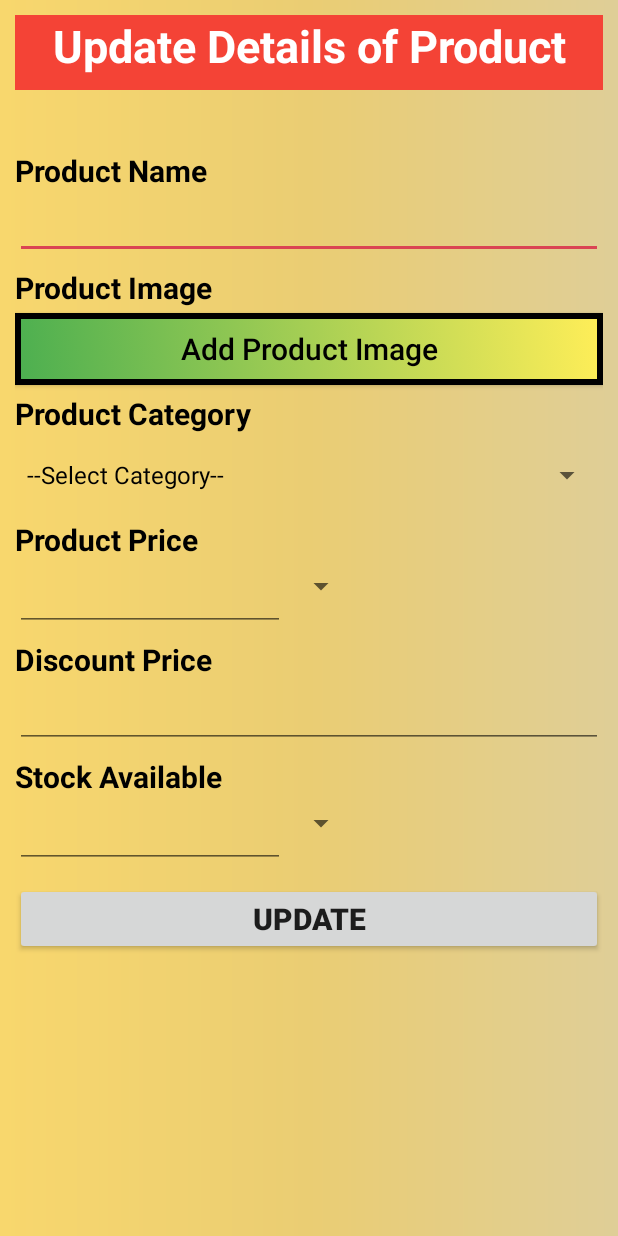
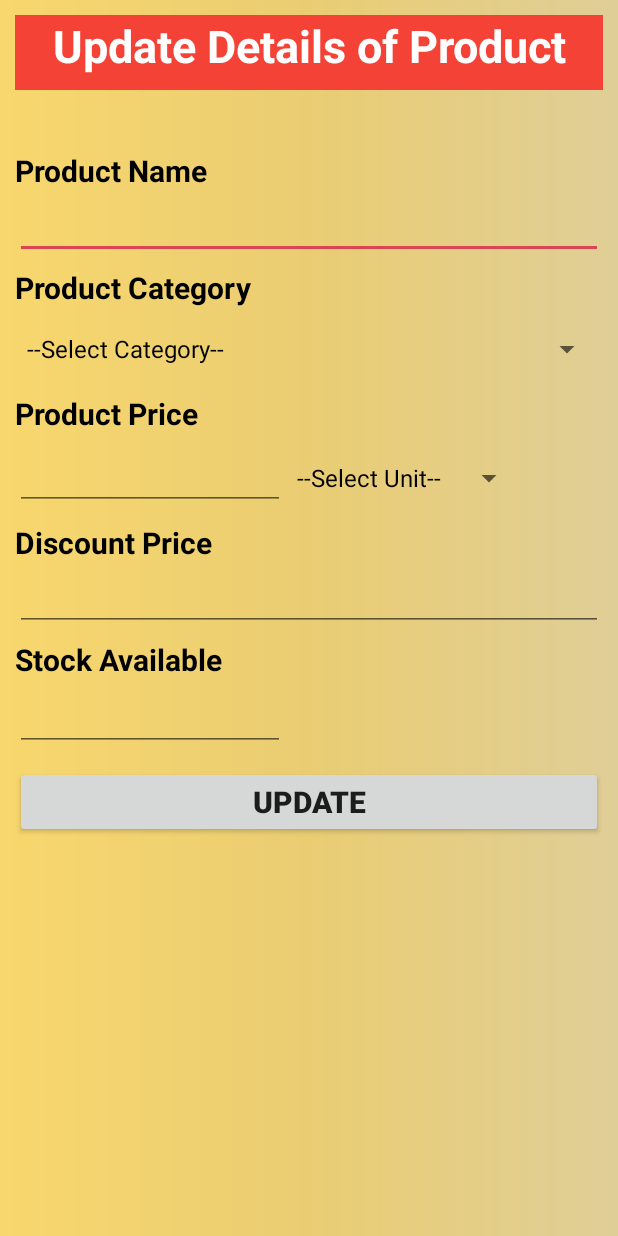
Before and after one commit to surajdevgan/GroceryManagement, an Android app: the UpdateActivity screen opened directly, with no data from a screen before it, after a tap on "UPDATE", on a phone screen of 412 x 824 dp. Run offline under Robolectric (Android 15) with nearby library versions, the phone set to English and light mode, and no system bars; our stand-ins replace Volley; network calls fail; 6 statements that could not run were skipped.

Commit message:
Minor changes

```diff
--- a/app/src/main/java/com/surajdev/grocerymanagementsystem/HomeActivity.java
+++ b/app/src/main/java/com/surajdev/grocerymanagementsystem/HomeActivity.java
@@ -69,7 +69,6 @@ public class HomeActivity extends AppCompatActivity {
 
         cartAdapter = new Product_Items_Adapter(this, cartList);
         recyclerView.setAdapter(cartAdapter);
-
 
         fetchCartProducts();
 
--- a/app/src/main/java/com/surajdev/grocerymanagementsystem/UpdateActivity.java
+++ b/app/src/main/java/com/surajdev/grocerymanagementsystem/UpdateActivity.java
@@ -3,6 +3,7 @@ package com.surajdev.grocerymanagementsystem;
 import androidx.annotation.Nullable;
 import androidx.appcompat.app.AppCompatActivity;
 
+import android.app.ProgressDialog;
 import android.content.Intent;
 import android.database.Cursor;
 import android.graphics.Bitmap;
@@ -18,19 +19,26 @@ import android.widget.ArrayAdapter;
 import android.widget.EditText;
 import android.widget.ImageView;
 import android.widget.Spinner;
+import android.widget.Toast;
 
+import com.android.volley.AuthFailureError;
+import com.android.volley.Request;
 import com.android.volley.RequestQueue;
+import com.android.volley.Response;
+import com.android.volley.VolleyError;
 import com.android.volley.toolbox.StringRequest;
 import com.android.volley.toolbox.Volley;
 
 import java.io.ByteArrayOutputStream;
 import java.util.ArrayList;
+import java.util.HashMap;
+import java.util.Map;
 
 public class UpdateActivity extends AppCompatActivity {
 
     EditText ProductNameET, ProductPriceET, DiscountPriceET,StockAvailableET;
     ImageView ProductImage;
-    Spinner ProductCategory, ProductUnit, StockUnit;
+    Spinner ProductCategory, ProductUnit;
     ArrayList<String> CategoryList, ProductUnitList, StockUnitList;
     StringRequest stringRequest;
     RequestQueue requestQueue;
@@ -44,11 +52,9 @@ public class UpdateActivity extends AppCompatActivity {
         super.onCreate(savedInstanceState);
         setContentView(R.layout.activity_update);
         ProductNameET = findViewById(R.id.up_product_name_et);
-        ProductImage = findViewById(R.id.up_product_imageView);
         ProductCategory = findViewById(R.id.up_productCategory);
         ProductPriceET = findViewById(R.id.up_product_price_et);
         ProductUnit = findViewById(R.id.up_productunit);
-        StockUnit = findViewById(R.id.up_stockunit);
         StockAvailableET = findViewById(R.id.up_stockAvailable_et);
         DiscountPriceET = findViewById(R.id.up_discount_price);
 
@@ -59,7 +65,25 @@ public class UpdateActivity extends AppCompatActivity {
         ProductNameET.setText(HomeActivity.cartList.get(position).getProduct_name());
 
 
+        ProductUnitList = new ArrayList<>();
+        ProductUnitList.add("--Select Unit--");
+        ProductUnitList.add("/-kg");
+        ProductUnitList.add("/-g");
+        ProductUnitList.add("/-pack");
+        ProductUnitList.add("/-piece");
+        ProductUnit.setAdapter(new ArrayAdapter<String>(UpdateActivity.this,R.layout.support_simple_spinner_dropdown_item,
+                ProductUnitList));
+        ProductUnit.setOnItemSelectedListener(new AdapterView.OnItemSelectedListener() {
+            @Override
+            public void onItemSelected(AdapterView<?> parent, View view, int position, long id) {
+                SelectedProUnit =ProductUnit.getItemAtPosition(ProductUnit.getSelectedItemPosition()).toString();
+            }
 
+            @Override
+            public void onNothingSelected(AdapterView<?> parent) {
+
+            }
+        });
         CategoryList =new ArrayList<>();
         CategoryList.add("--Select Category--");
         CategoryList.add("Fruits");
@@ -95,5 +119,58 @@ public class UpdateActivity extends AppCompatActivity {
 
     public void Update(View view) {
 
+        final String ProductName = ProductNameET.getText().toString();
+        final String Category = SelectedProCategory;
+        final String Price = ProductPriceET.getText().toString();
+        final String Discount = DiscountPriceET.getText().toString();
+        final int id = HomeActivity.cartList.get(position).getProduct_id();
+
+
+
+
+
+        final ProgressDialog progressDialog = new ProgressDialog(this);
+        progressDialog.setMessage("Updating....");
+        progressDialog.show();
+
+        StringRequest request = new StringRequest(Request.Method.POST, "http://gulatimart.000webhostapp.com/GroceryAdmin/Scripts/UpdateProduct.php",
+                new Response.Listener<String>() {
+                    @Override
+                    public void onResponse(String response) {
+
+                        Toast.makeText(UpdateActivity.this, response, Toast.LENGTH_SHORT).show();
+                        startActivity(new Intent(getApplicationContext(),HomeActivity.class));
+                        finish();
+                        progressDialog.dismiss();
+                    }
+                }, new Response.ErrorListener() {
+            @Override
+            public void onErrorResponse(VolleyError error) {
+
+                Toast.makeText(UpdateActivity.this, error.getMessage(), Toast.LENGTH_SHORT).show();
+                progressDialog.dismiss();
+
+            }
+        }){
+
+            @Override
+            protected Map<String, String> getParams() throws AuthFailureError {
+
+                Map<String,String> params = new HashMap<String,String>();
+
+                params.put("id",""+id);
+                params.put("name",ProductName);
+                params.put("email",Category);
+                params.put("contact",Price);
+                params.put("address",Discount);
+
+                return params;
+            }
+        };
+
+
+        requestQueue.add(request);
+
+
     }
 }
--- a/app/src/main/res/layout/activity_insert_into_d_b.xml
+++ b/app/src/main/res/layout/activity_insert_into_d_b.xml
@@ -150,10 +150,6 @@
                 android:ems="10"
                 android:textColor="@color/black"
                 android:textSize="15sp"/>
-            <Spinner
-                android:id="@+id/stockunit"
-                android:layout_width="wrap_content"
-                android:layout_height="wrap_content"/>
         </LinearLayout>
         <Button
             android:layout_width="match_parent"
--- a/app/src/main/res/layout/activity_update.xml
+++ b/app/src/main/res/layout/activity_update.xml
@@ -40,34 +40,7 @@
             android:ems="10"
             android:textColor="@color/black"/>
 
-        <TextView
-            android:id="@+id/up_textView2"
-            android:layout_width="match_parent"
-            android:layout_height="wrap_content"
-            android:layout_marginEnd="4dp"
-            android:text="Product Image"
-            android:layout_marginTop="5dp"
-            android:textColor="@color/black"
-            android:textSize="20sp"
-            android:textStyle="bold"/>
 
-        <Button
-            android:id="@+id/up_gallery"
-            android:layout_width="match_parent"
-            android:layout_height="wrap_content"
-            android:text="Add Product Image"
-            android:layout_marginTop="3dp"
-            android:textAllCaps="false"
-            android:background="@drawable/btn_selector_shape"
-            android:onClick="SelectGallery"
-            android:textSize="20sp"
-            android:textColor="@color/black"/>
-
-        <ImageView
-            android:id="@+id/up_product_imageView"
-            android:layout_width="match_parent"
-            android:layout_height="0dp"
-            android:layout_weight="1"/>
 
         <TextView
             android:id="@+id/up_textView3"
@@ -150,10 +123,7 @@
                 android:ems="10"
                 android:textColor="@color/black"
                 android:textSize="15sp"/>
-            <Spinner
-                android:id="@+id/up_stockunit"
-                android:layout_width="wrap_content"
-                android:layout_height="wrap_content"/>
+
         </LinearLayout>
         <Button
             android:layout_width="match_parent"
```
Also changed, not shown: app/src/main/java/com/surajdev/grocerymanagementsystem/InsertIntoDBActivity.java (+1 -20 lines), app/src/main/java/com/surajdev/grocerymanagementsystem/Product_Items_Adapter.java (+11 -4 lines).
